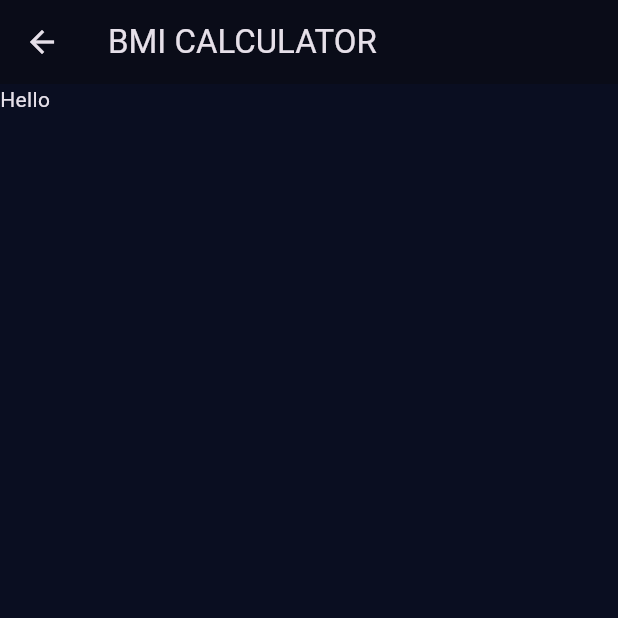
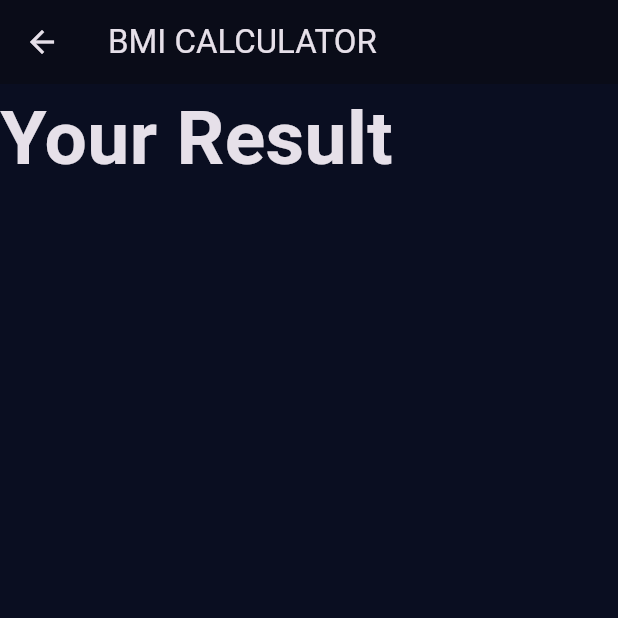
Before and after one commit to keshav1023/BMI_Calc-Flutter, a Flutter app: the ResultsPage screen opened directly, on a phone screen of 412 x 824 dp, the top half of it. Run offline on Flutter 3.47's test engine with Material 3 defaults, Android fonts, the phone set to English and light mode, and no system bars; our stand-ins replace font_awesome_flutter.

Commit message:
title with style added

```diff
--- a/lib/constants.dart
+++ b/lib/constants.dart
@@ -19,3 +19,8 @@ const kLargeTextStyleButton = TextStyle(
   fontSize: 25.0,
   fontWeight: FontWeight.bold,
 );
+
+const kTitleTextStyle = TextStyle(
+  fontSize: 50.0,
+  fontWeight: FontWeight.bold,
+);
--- a/lib/results_page.dart
+++ b/lib/results_page.dart
@@ -1,3 +1,4 @@
+import 'constants.dart';
 import 'package:flutter/material.dart';
 
 class ResultsPage extends StatelessWidget {
@@ -7,7 +8,19 @@ class ResultsPage extends StatelessWidget {
       appBar: AppBar(
         title: Text('BMI CALCULATOR'),
       ),
-      body: Text('Hello'),
+      body: Column(
+        mainAxisAlignment: MainAxisAlignment.spaceEvenly,
+        children: <Widget>[
+          Expanded(
+            child: Container(
+              child: Text(
+                'Your Result',
+                style: kTitleTextStyle,
+              ),
+            ),
+          ),
+        ],
+      ),
     );
   }
 }
```
